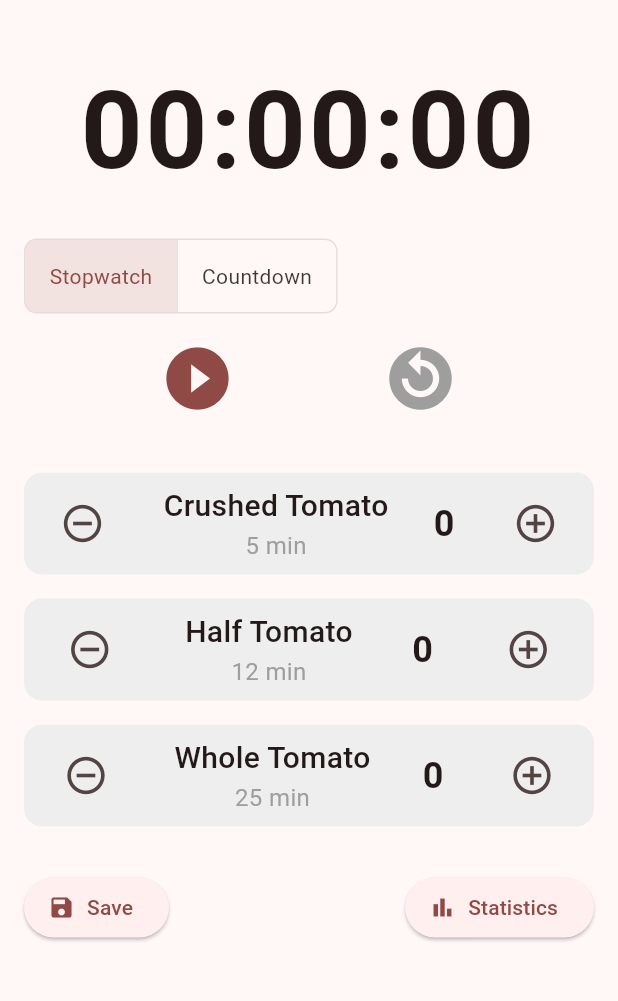
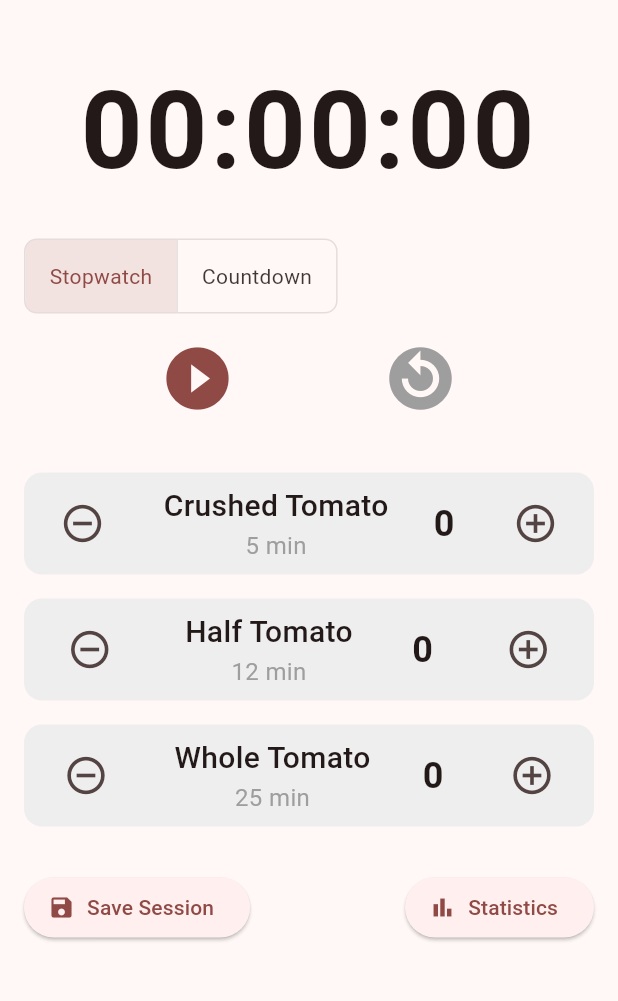
Before and after one commit to potaxo/pomodoro_app, a Flutter app: the screen it shows after launch, after a tap on the "remove circle outline" icon, on a phone screen of 412 x 824 dp, the part 84-1085 px from its top. Run offline on Flutter 3.47's test engine with Material 3 defaults, Android fonts, the phone set to English and light mode, and no system bars; our stand-ins replace hive, hive_flutter, shared_preferences; accounts and stored records are empty.

Commit message:
finish the save function

```diff
--- a/lib/main.dart
+++ b/lib/main.dart
@@ -1,7 +1,23 @@
+// lib/main.dart
+
 import 'package:flutter/material.dart';
-import 'package:pomodoro_app/screens/home_screen.dart'; // We will create this file next
+import 'package:hive_flutter/hive_flutter.dart';
+import 'package:pomodoro_app/models/pomodoro_record.dart';
+import 'package:pomodoro_app/screens/home_screen.dart';
 
-void main() {
+Future<void> main() async {
+  // Ensure that Flutter is initialized
+  WidgetsFlutterBinding.ensureInitialized();
+
+  // Initialize Hive
+  await Hive.initFlutter();
+
+  // Register our custom adapter
+  Hive.registerAdapter(PomodoroRecordAdapter());
+
+  // Open the box so we can use it later
+  await Hive.openBox<PomodoroRecord>('pomodoro_box');
+
   runApp(const MyApp());
 }
 
@@ -13,17 +29,14 @@ class MyApp extends StatelessWidget {
     return MaterialApp(
       title: 'Pomodoro Focus App',
       theme: ThemeData(
-        // Using a color scheme based on a seed color for a modern look
         colorScheme: ColorScheme.fromSeed(seedColor: Colors.redAccent),
         useMaterial3: true,
-        // Setting a consistent text theme
         textTheme: const TextTheme(
           displayLarge: TextStyle(fontSize: 72.0, fontWeight: FontWeight.bold),
           titleLarge: TextStyle(fontSize: 24.0, fontStyle: FontStyle.italic),
           bodyMedium: TextStyle(fontSize: 14.0),
         ),
       ),
-      // The app starts with the HomeScreen
       home: const HomeScreen(),
     );
   }
--- /dev/null
+++ b/lib/models/pomodoro_record.dart
@@ -0,0 +1,21 @@
+// lib/models/pomodoro_record.dart
+
+import 'package:hive/hive.dart';
+
+// This line is generated by the build_runner
+part 'pomodoro_record.g.dart';
+
+@HiveType(typeId: 0)
+class PomodoroRecord extends HiveObject {
+  @HiveField(0)
+  late DateTime date;
+
+  @HiveField(1)
+  late int crushedTomatoes;
+
+  @HiveField(2)
+  late int halfTomatoes;
+
+  @HiveField(3)
+  late int wholeTomatoes;
+}
--- a/lib/screens/home_screen.dart
+++ b/lib/screens/home_screen.dart
@@ -1,8 +1,11 @@
+// lib/screens/home_screen.dart
+
 import 'dart:async';
 import 'package:flutter/material.dart';
-import 'package:shared_preferences/shared_preferences.dart'; // Import the package
+import 'package:hive/hive.dart';
+import 'package:shared_preferences/shared_preferences.dart';
+import '../models/pomodoro_record.dart';
 
-// An enum to represent the two timer modes
 enum TimerMode { stopwatch, countdown }
 
 class HomeScreen extends StatefulWidget {
@@ -13,14 +16,12 @@ class HomeScreen extends StatefulWidget {
 }
 
 class _HomeScreenState extends State<HomeScreen> {
-  // State variables for the timer
   Timer? _timer;
   int _totalSeconds = 0;
   int _initialCountdownSeconds = 0;
   bool _isRunning = false;
-  TimerMode _timerMode = TimerMode.stopwatch; // Default mode is stopwatch
+  TimerMode _timerMode = TimerMode.stopwatch;
 
-  // State variables for tomato counts
   int _crushedTomatoes = 0;
   int _halfTomatoes = 0;
   int _wholeTomatoes = 0;
@@ -28,7 +29,7 @@ class _HomeScreenState extends State<HomeScreen> {
   @override
   void initState() {
     super.initState();
-    _loadData();
+    _loadUnsavedCounts(); // Load counts that haven't been saved to history yet
   }
 
   @override
@@ -38,37 +39,63 @@ class _HomeScreenState extends State<HomeScreen> {
   }
 
   // --- Data Persistence Logic ---
-  Future<void> _loadData() async {
+  // Loads the current session's counts (not the history)
+  Future<void> _loadUnsavedCounts() async {
     final prefs = await SharedPreferences.getInstance();
     setState(() {
-      _crushedTomatoes = prefs.getInt('crushedTomatoes') ?? 0;
-      _halfTomatoes = prefs.getInt('halfTomatoes') ?? 0;
-      _wholeTomatoes = prefs.getInt('wholeTomatoes') ?? 0;
+      _crushedTomatoes = prefs.getInt('unsaved_crushed') ?? 0;
+      _halfTomatoes = prefs.getInt('unsaved_half') ?? 0;
+      _wholeTomatoes = prefs.getInt('unsaved_whole') ?? 0;
     });
   }
 
-  Future<void> _saveData() async {
+  // Saves the current session's counts temporarily
+  Future<void> _saveUnsavedCounts() async {
     final prefs = await SharedPreferences.getInstance();
-    await prefs.setInt('crushedTomatoes', _crushedTomatoes);
-    await prefs.setInt('halfTomatoes', _halfTomatoes);
-    await prefs.setInt('wholeTomatoes', _wholeTomatoes);
+    await prefs.setInt('unsaved_crushed', _crushedTomatoes);
+    await prefs.setInt('unsaved_half', _halfTomatoes);
+    await prefs.setInt('unsaved_whole', _wholeTomatoes);
+  }
 
-    // THE FIX IS HERE!
-    // We check if the widget is still on the screen before using its context.
+  // Saves the completed session to our Hive database history
+  Future<void> _saveSessionToHistory() async {
+    // Don't save if all counts are zero
+    if (_crushedTomatoes == 0 && _halfTomatoes == 0 && _wholeTomatoes == 0) {
+      if (!mounted) return;
+      ScaffoldMessenger.of(context).showSnackBar(
+        const SnackBar(content: Text('Add some tomatoes before saving!')),
+      );
+      return;
+    }
+
+    final box = Hive.box<PomodoroRecord>('pomodoro_box');
+    final newRecord = PomodoroRecord()
+      ..date = DateTime.now()
+      ..crushedTomatoes = _crushedTomatoes
+      ..halfTomatoes = _halfTomatoes
+      ..wholeTomatoes = _wholeTomatoes;
+
+    await box.add(newRecord);
+
+    // Reset the counters for the next session
+    setState(() {
+      _crushedTomatoes = 0;
+      _halfTomatoes = 0;
+      _wholeTomatoes = 0;
+    });
+
+    // Clear the unsaved counts as well
+    await _saveUnsavedCounts();
+
     if (!mounted) return;
-
     ScaffoldMessenger.of(context).showSnackBar(
-      const SnackBar(content: Text('Progress Saved!')),
+      const SnackBar(content: Text('Session saved to history!')),
     );
   }
 
-
   // --- Timer Logic ---
   void _startTimer() {
-    setState(() {
-      _isRunning = true;
-    });
-
+    setState(() { _isRunning = true; });
     _timer = Timer.periodic(const Duration(seconds: 1), (timer) {
       setState(() {
         if (_timerMode == TimerMode.stopwatch) {
@@ -76,9 +103,7 @@ class _HomeScreenState extends State<HomeScreen> {
         } else {
           if (_totalSeconds > 0) {
             _totalSeconds--;
-          } else {
-            _stopTimer();
-          }
+          } else { _stopTimer(); }
         }
       });
     });
@@ -86,9 +111,7 @@ class _HomeScreenState extends State<HomeScreen> {
 
   void _stopTimer() {
     _timer?.cancel();
-    setState(() {
-      _isRunning = false;
-    });
+    setState(() { _isRunning = false; });
   }
 
   void _resetTimer() {
@@ -124,9 +147,9 @@ class _HomeScreenState extends State<HomeScreen> {
           break;
       }
     });
+    _saveUnsavedCounts(); // Save current progress automatically
   }
 
-  // Helper to format the time string
   String _formatTime(int totalSeconds) {
     int hours = totalSeconds ~/ 3600;
     int minutes = (totalSeconds % 3600) ~/ 60;
@@ -134,7 +157,6 @@ class _HomeScreenState extends State<HomeScreen> {
     return '${hours.toString().padLeft(2, '0')}:${minutes.toString().padLeft(2, '0')}:${seconds.toString().padLeft(2, '0')}';
   }
 
-  // --- Build Method ---
   @override
   Widget build(BuildContext context) {
     return Scaffold(
@@ -203,9 +225,9 @@ class _HomeScreenState extends State<HomeScreen> {
                 mainAxisAlignment: MainAxisAlignment.spaceBetween,
                 children: [
                   ElevatedButton.icon(
-                    onPressed: _saveData,
+                    onPressed: _saveSessionToHistory, // UPDATED
                     icon: const Icon(Icons.save),
-                    label: const Text('Save'),
+                    label: const Text('Save Session'),
                   ),
                   ElevatedButton.icon(
                     onPressed: () { /* Stats action later */ },
--- a/pubspec.yaml
+++ b/pubspec.yaml
@@ -35,6 +35,9 @@ dependencies:
   # Use with the CupertinoIcons class for iOS style icons.
   cupertino_icons: ^1.0.8
   shared_preferences: ^2.2.3
+  hive: ^2.2.3
+  hive_flutter: ^1.1.0
+  path_provider: ^2.0.11
 dev_dependencies:
   flutter_test:
     sdk: flutter
@@ -45,7 +48,8 @@ dev_dependencies:
   # package. See that file for information about deactivating specific lint
   # rules and activating additional ones.
   flutter_lints: ^5.0.0
-
+  hive_generator: ^2.0.0
+  build_runner: ^2.3.3
 # For information on the generic Dart part of this file, see the
 # following page: https://dart.dev/tools/pub/pubspec
 
```
Also changed, not shown: lib/models/pomodoro_record.g.dart (added), pubspec.lock, 1 other file.
